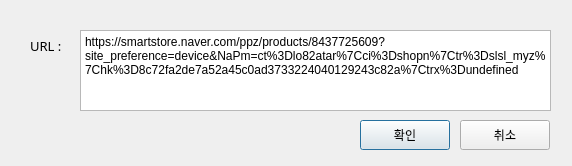
This is ui/input_url.ui in dudcjs2779/naver-store-restock-alarm as Qt 5 draws it before an edit. The edited form follows.
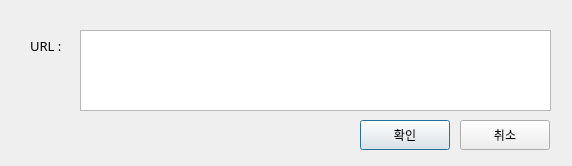
This is the edited form.

What changed in the file:
```diff
--- a/ui/input_url.ui
+++ b/ui/input_url.ui
@@ -23,7 +23,7 @@
     </rect>
    </property>
    <property name="plainText">
-    <string>https://smartstore.naver.com/ppz/products/8437725609?site_preference=device&amp;NaPm=ct%3Dlo82atar%7Cci%3Dshopn%7Ctr%3Dslsl_myz%7Chk%3D8c72fa2de7a52a45c0ad3733224040129243c82a%7Ctrx%3Dundefined</string>
+    <string/>
    </property>
   </widget>
   <widget class="QLabel" name="label">
```
